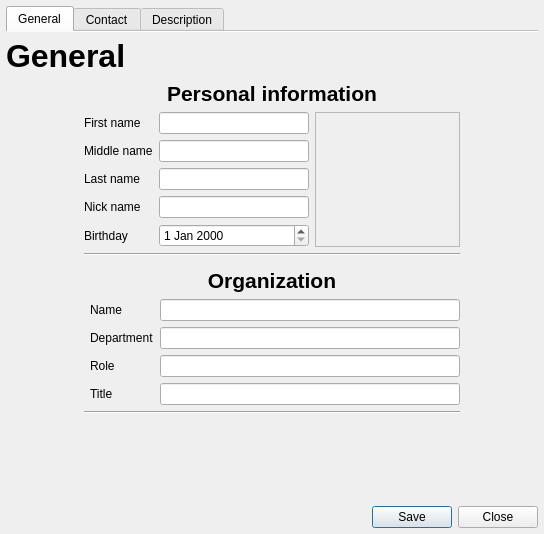
Old version of the form ui/widgets/vcard.ui in the repository shunf4/squawk.
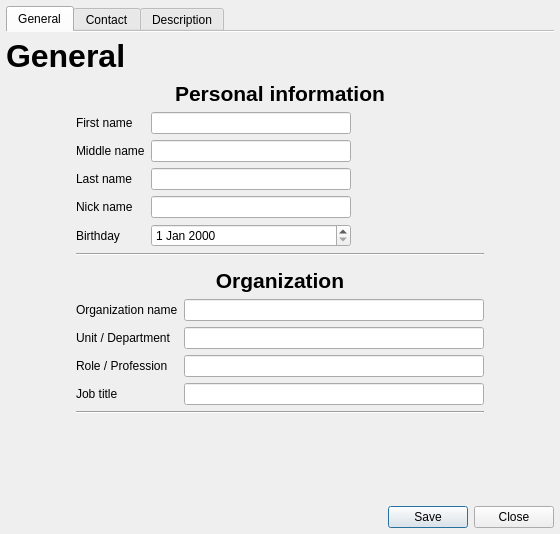
New version of the form.

Commit message: first primitive vcard in graphic interface

```diff
--- a/ui/widgets/vcard.ui
+++ b/ui/widgets/vcard.ui
@@ -6,7 +6,7 @@
    <rect>
     <x>0</x>
     <y>0</y>
-    <width>544</width>
+    <width>560</width>
     <height>534</height>
    </rect>
   </property>
@@ -80,6 +80,12 @@
          <property name="styleSheet">
           <string notr="true"/>
          </property>
+         <property name="frameShape">
+          <enum>QFrame::NoFrame</enum>
+         </property>
+         <property name="frameShadow">
+          <enum>QFrame::Plain</enum>
+         </property>
          <property name="text">
           <string>&lt;html&gt;&lt;head/&gt;&lt;body&gt;&lt;p&gt;&lt;span style=&quot; font-size:16pt; font-weight:600;&quot;&gt;Personal information&lt;/span&gt;&lt;/p&gt;&lt;/body&gt;&lt;/html&gt;</string>
          </property>
@@ -97,6 +103,9 @@
        </item>
        <item row="2" column="1">
         <layout class="QFormLayout" name="personalForm">
+         <property name="sizeConstraint">
+          <enum>QLayout::SetDefaultConstraint</enum>
+         </property>
          <property name="formAlignment">
           <set>Qt::AlignHCenter|Qt::AlignTop</set>
          </property>
@@ -104,13 +113,13 @@
           <widget class="QLineEdit" name="middleName">
            <property name="minimumSize">
             <size>
-             <width>150</width>
+             <width>200</width>
              <height>0</height>
             </size>
            </property>
            <property name="maximumSize">
             <size>
-             <width>300</width>
+             <width>350</width>
              <height>16777215</height>
             </size>
            </property>
@@ -120,13 +129,13 @@
           <widget class="QLineEdit" name="firstName">
            <property name="minimumSize">
             <size>
-             <width>150</width>
+             <width>200</width>
              <height>0</height>
             </size>
            </property>
            <property name="maximumSize">
             <size>
-             <width>300</width>
+             <width>350</width>
              <height>16777215</height>
             </size>
            </property>
@@ -166,13 +175,13 @@
           <widget class="QLineEdit" name="lastName">
            <property name="minimumSize">
             <size>
-             <width>150</width>
+             <width>200</width>
              <height>0</height>
             </size>
            </property>
            <property name="maximumSize">
             <size>
-             <width>300</width>
+             <width>350</width>
              <height>16777215</height>
             </size>
            </property>
@@ -192,13 +201,13 @@
           <widget class="QLineEdit" name="nickName">
            <property name="minimumSize">
             <size>
-             <width>150</width>
+             <width>200</width>
              <height>0</height>
             </size>
            </property>
            <property name="maximumSize">
             <size>
-             <width>300</width>
+             <width>350</width>
              <height>16777215</height>
             </size>
            </property>
@@ -219,35 +228,6 @@
          </item>
         </layout>
        </item>
-       <item row="2" column="2">
-        <widget class="QFrame" name="avatarFrame">
-         <property name="sizePolicy">
-          <sizepolicy hsizetype="Preferred" vsizetype="Preferred">
-           <horstretch>0</horstretch>
-           <verstretch>0</verstretch>
-          </sizepolicy>
-         </property>
-         <property name="minimumSize">
-          <size>
-           <width>0</width>
-           <height>0</height>
-          </size>
-         </property>
-         <property name="sizeIncrement">
-          <size>
-           <width>0</width>
-           <height>0</height>
-          </size>
-         </property>
-         <property name="frameShape">
-          <enum>QFrame::StyledPanel</enum>
-         </property>
-         <property name="frameShadow">
-          <enum>QFrame::Raised</enum>
-         </property>
-         <layout class="QVBoxLayout" name="verticalLayout"/>
-        </widget>
-       </item>
        <item row="2" column="3" rowspan="7">
         <spacer name="generalRightHSpacer">
          <property name="orientation">
@@ -314,7 +294,7 @@
          <item row="0" column="0">
           <widget class="QLabel" name="organizationNameLabel">
            <property name="text">
-            <string>Name</string>
+            <string>Organization name</string>
            </property>
            <property name="buddy">
             <cstring>organizationName</cstring>
@@ -325,13 +305,13 @@
           <widget class="QLineEdit" name="organizationName">
            <property name="minimumSize">
             <size>
-             <width>150</width>
+             <width>200</width>
              <height>0</height>
             </size>
            </property>
            <property name="maximumSize">
             <size>
-             <width>300</width>
+             <width>350</width>
              <height>16777215</height>
             </size>
            </property>
@@ -340,7 +320,7 @@
          <item row="1" column="0">
           <widget class="QLabel" name="organizationDepartmentLabel">
            <property name="text">
-            <string>Department</string>
+            <string>Unit / Department</string>
            </property>
            <property name="buddy">
             <cstring>organizationDepartment</cstring>
@@ -351,13 +331,13 @@
           <widget class="QLineEdit" name="organizationDepartment">
            <property name="minimumSize">
             <size>
-             <width>150</width>
+             <width>200</width>
              <height>0</height>
             </size>
            </property>
            <property name="maximumSize">
             <size>
-             <width>300</width>
+             <width>350</width>
              <height>16777215</height>
             </size>
            </property>
@@ -366,7 +346,7 @@
          <item row="2" column="0">
           <widget class="QLabel" name="roleLabel">
            <property name="text">
-            <string>Role</string>
+            <string>Role / Profession</string>
            </property>
            <property name="buddy">
             <cstring>organizationRole</cstring>
@@ -377,13 +357,13 @@
           <widget class="QLineEdit" name="organizationRole">
            <property name="minimumSize">
             <size>
-             <width>150</width>
+             <width>200</width>
              <height>0</height>
             </size>
            </property>
            <property name="maximumSize">
             <size>
-             <width>300</width>
+             <width>350</width>
              <height>16777215</height>
             </size>
            </property>
@@ -392,7 +372,7 @@
          <item row="3" column="0">
           <widget class="QLabel" name="organizationTitleLabel">
            <property name="text">
-            <string>Title</string>
+            <string>Job title</string>
            </property>
            <property name="buddy">
             <cstring>organizationTitle</cstring>
@@ -403,13 +383,13 @@
           <widget class="QLineEdit" name="organizationTitle">
            <property name="minimumSize">
             <size>
-             <width>150</width>
+             <width>200</width>
              <height>0</height>
             </size>
            </property>
            <property name="maximumSize">
             <size>
-             <width>300</width>
+             <width>350</width>
              <height>16777215</height>
             </size>
            </property>
```
Left out of the diff: 4 changed lines with no effect on the pictures. The commit also changes 12 other files.
